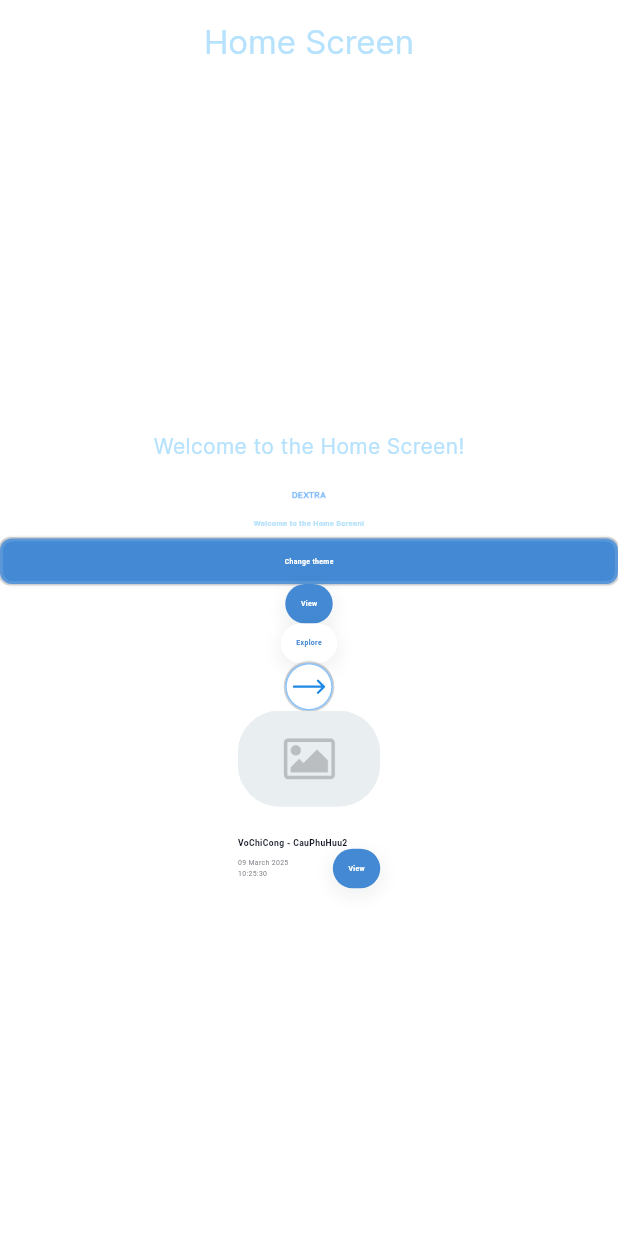
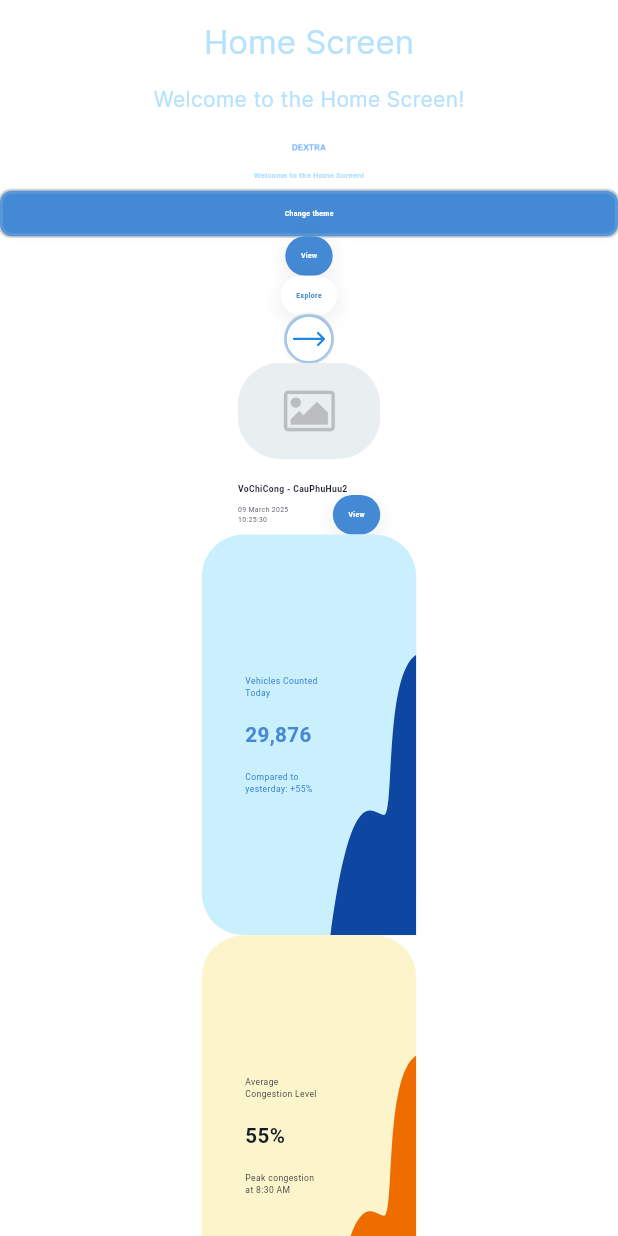
Before and after one commit to TranChinh03/dextra, a Flutter app: the screen it shows after launch, on a phone screen of 412 x 824 dp. Run offline on Flutter 3.47's test engine with Material 3 defaults, Android fonts, the phone set to English and light mode, and no system bars; drawn by our look-alikes of flutter_easyloading; our stand-ins replace dio, easy_localization, equatable, flutter_bloc, flutter_screenutil, flutter_svg and 3 more.

Commit message:
update statistic card + fix previous commit

```diff
--- a/assets/translations/en-US.json
+++ b/assets/translations/en-US.json
@@ -28,6 +28,17 @@
   "Common.reject": "Reject",
   "Common.percent_sign": "%",
   "Common.view": "View",
-  "Common.explore": "Explore"
+  "Common.explore": "Explore",
+  "Common.cam_default_label": "Camera 01",
+  "Common.vehicles_count_label": "Vehicles Counted Today",
+  "Common.avg_congestion_label": "Average Congestion Level",
+  "Common.default_count_value": "29,876",
+  "Common.default_avg_congestion": "55%",
+  "Common.default_compare_yesterda_value": "+55%",
+  "Common.default_peak_congestion_value": "8:30 AM",
+  "Common.peak_congestion_label": "Peak congestion at ",
+  "Common.compare_yesterday_label": "Compared to yesterday: "
+
+
 
 }
--- a/lib/presentation/app/screens/home_screen.dart
+++ b/lib/presentation/app/screens/home_screen.dart
@@ -1,11 +1,12 @@
 import 'package:dextra/di/injectable.dart';
 import 'package:dextra/presentation/app/blocs/theme/app_theme_bloc.dart';
 import 'package:dextra/presentation/assets/assets.dart';
-import 'package:dextra/presentation/modules/commons/widgets/button/camera_img_item.dart';
+import 'package:dextra/presentation/modules/commons/widgets/card/camera_img_item.dart';
 import 'package:dextra/presentation/modules/commons/widgets/button/common_arrow_button.dart';
 import 'package:dextra/presentation/modules/commons/widgets/button/common_button.dart';
 import 'package:dextra/presentation/modules/commons/widgets/button/common_primary_button.dart';
 import 'package:dextra/presentation/modules/commons/widgets/button/common_secondary_button.dart';
+import 'package:dextra/presentation/modules/commons/widgets/card/common_statistic_card.dart';
 import 'package:dextra/presentation/modules/commons/widgets/commonImage/common_image.dart';
 import 'package:dextra/theme/color/app_color.dart';
 import 'package:dextra/theme/font/app_font_size.dart';
@@ -38,6 +39,7 @@ class _HomeScreenState extends State<HomeScreen> {
         backgroundColor: appColor.backgroundApp,
       ),
       body: Center(
+        child: SingleChildScrollView(
           child: Column(
             mainAxisAlignment: MainAxisAlignment.center,
             children: [
@@ -124,8 +126,24 @@ class _HomeScreenState extends State<HomeScreen> {
                   );
                 },
                 overflow: TextOverflow.ellipsis,
-            )
+              ),
+              CommonStatisticCard(
+                label: tr('Common.vehicles_count_label'),
+                value: tr('Common.default_count_value'),
+                info: tr('Common.compare_yesterday_label') +
+                    tr('Common.default_compare_yesterda_value'),
+                textColor: appColor.buttonPrimaryBackground,
+              ),
+              CommonStatisticCard(
+                label: tr('Common.avg_congestion_label'),
+                value: tr('Common.default_avg_congestion'),
+                info: tr('Common.peak_congestion_label') +
+                    tr('Common.default_peak_congestion_value'),
+                background: appColor.cardBackground2,
+                decoration: appColor.cardDecorate2,
+              ),
             ],
+          ),
         ),
       ),
     );
--- a/lib/presentation/modules/commons/widgets/button/camera_img_item.dart
+++ b/lib/presentation/modules/commons/widgets/card/camera_img_item.dart
@@ -33,6 +33,7 @@ class CameraImgItem extends StatelessWidget {
 
   @override
   Widget build(BuildContext context) {
+    final colors = IAppColor.watch(context);
     return SizedBox(
       width: AppSpacing.rem4150.w,
       child: Column(
@@ -47,12 +48,12 @@ class CameraImgItem extends StatelessWidget {
             ),
           ),
           SizedBox(
-            height: AppSpacing.rem250,
+            height: AppSpacing.rem250.h,
           ),
           CommonText(
-            name ?? 'Camera 01',
+            name ?? tr('Common.cam_default_label'),
             style: TextStyle(
-              color: DarkGreyColors().grey950,
+              color: colors.textPrimaryColor,
               fontWeight: AppFontWeight.semiBold,
               fontSize: AppFontSize.xxl,
             ),
@@ -65,7 +66,7 @@ class CameraImgItem extends StatelessWidget {
               CommonText(
                 time ?? 'Time',
                 style: TextStyle(
-                  color: DarkGreyColors().grey500,
+                  color: colors.textSecondaryColor,
                   fontWeight: AppFontWeight.regular,
                   fontSize: AppFontSize.md,
                 ),
--- /dev/null
+++ b/lib/presentation/modules/commons/widgets/card/common_card_clipper.dart
@@ -0,0 +1,37 @@
+import 'package:flutter/material.dart';
+
+class BottomWaveClipper extends CustomClipper<Path> {
+  @override
+  Path getClip(Size size) {
+    Path path = Path();
+
+    path.moveTo(size.width, size.height);
+
+    path.lineTo(size.width, size.height * 0.3);
+
+    path.cubicTo(
+      size.width * 0.85,
+      size.height * 0.35,
+      size.width * 0.9,
+      size.height * 0.7,
+      size.width * 0.85,
+      size.height * 0.7,
+    );
+
+    path.cubicTo(
+      size.width * 0.8,
+      size.height * 0.7,
+      size.width * 0.7,
+      size.height * 0.6,
+      size.width * 0.6,
+      size.height,
+    );
+
+    path.close();
+
+    return path;
+  }
+
+  @override
+  bool shouldReclip(CustomClipper<Path> oldClipper) => false;
+}
--- /dev/null
+++ b/lib/presentation/modules/commons/widgets/card/common_statistic_card.dart
@@ -0,0 +1,103 @@
+import 'package:dextra/presentation/assets/assets.dart';
+import 'package:dextra/presentation/modules/commons/widgets/button/common_primary_button.dart';
+import 'package:dextra/presentation/modules/commons/widgets/card/common_card_clipper.dart';
+import 'package:dextra/presentation/modules/commons/widgets/commonImage/common_image.dart';
+import 'package:dextra/presentation/modules/commons/widgets/text/common_text.dart';
+import 'package:dextra/theme/border/app_border_radius.dart';
+import 'package:dextra/theme/border/app_border_wh.dart';
+import 'package:dextra/theme/color/app_color.dart';
+import 'package:dextra/theme/color/colors_template.dart';
+import 'package:dextra/theme/font/app_font_size.dart';
+import 'package:dextra/theme/font/app_font_weight.dart';
+import 'package:dextra/theme/spacing/app_spacing.dart';
+import 'package:easy_localization/easy_localization.dart';
+import 'package:flutter/material.dart';
+import 'package:flutter_screenutil/flutter_screenutil.dart';
+
+class CommonStatisticCard extends StatelessWidget {
+  final String? label;
+  final String? value;
+  final String? info;
+  final Color? background;
+  final Color? decoration;
+  final Color? textColor;
+  final VoidCallback? onPressed;
+  final int? maxLines;
+  final TextOverflow? overflow;
+
+  const CommonStatisticCard({
+    super.key,
+    this.label,
+    this.value,
+    this.info,
+    this.textColor,
+    this.background,
+    this.decoration,
+    this.onPressed,
+    this.maxLines,
+    this.overflow,
+  });
+
+  @override
+  Widget build(BuildContext context) {
+    final colors = IAppColor.watch(context);
+    return Container(
+      width: AppSpacing.rem6250.w,
+      height: AppSpacing.rem4150.h,
+      decoration: BoxDecoration(
+          borderRadius: BorderRadius.circular(AppBorderRadius.spacing3xl),
+          color: background ?? colors.cardBackground),
+      child: Stack(
+        children: [
+          Positioned(
+            right: 0,
+            bottom: 0,
+            child: ClipPath(
+              clipper: BottomWaveClipper(),
+              child: Container(
+                height: AppSpacing.rem4150.h,
+                width: AppSpacing.rem6250.w,
+                color: decoration ?? colors.cardDecorate,
+              ),
+            ),
+          ),
+          SizedBox(
+            width: AppSpacing.rem6250.w * 0.75,
+            child: Padding(
+              padding: EdgeInsets.all(AppSpacing.rem450.h),
+              child: Column(
+                crossAxisAlignment: CrossAxisAlignment.start,
+                mainAxisAlignment: MainAxisAlignment.center,
+                children: [
+                  CommonText(
+                    label ?? '',
+                    style: TextStyle(
+                        fontSize: AppFontSize.xxl,
+                        color: textColor ?? colors.textPrimaryColor),
+                  ),
+                  SizedBox(height: AppSpacing.rem175),
+                  CommonText(
+                    value ?? '',
+                    style: TextStyle(
+                        fontSize: AppFontSize.lg,
+                        fontWeight: AppFontWeight.bold,
+                        color: textColor ?? colors.textPrimaryColor),
+                  ),
+                  SizedBox(height: AppSpacing.rem175),
+                  CommonText(
+                    maxLines: 2,
+                    overFlow: TextOverflow.ellipsis,
+                    info ?? '',
+                    style: TextStyle(
+                        fontSize: AppFontSize.xxl,
+                        color: textColor ?? colors.textPrimaryColor),
+                  ),
+                ],
+              ),
+            ),
+          )
+        ],
+      ),
+    );
+  }
+}
--- a/lib/theme/color/app_color.dart
+++ b/lib/theme/color/app_color.dart
@@ -24,13 +24,18 @@ abstract class IAppColor {
   Color get borderSubtle;
   Color get borderDisabledSubtle;
 
-   // Shadow color
+  // Shadow color
   Color get shadowXs;
+
+  //card
+  Color get cardBackground;
+  Color get cardDecorate;
+  Color get cardBackground2;
+  Color get cardDecorate2;
 
   //
   Color get exampleColor;
 
-
   static IAppColor watch(BuildContext context) =>
       context.watch<AppThemeBloc>().state.appColor;
 }
--- a/lib/theme/color/app_dark_color.dart
+++ b/lib/theme/color/app_dark_color.dart
@@ -48,4 +48,12 @@ class AppDarkColor implements IAppColor {
 
   @override
   Color get exampleColor => DextraAppColor.goldenrod.goldenrod300;
+  @override
+  Color get cardBackground => DextraAppColor.primary.brand50;
+  @override
+  Color get cardDecorate => DextraAppColor.primary.brand800;
+  @override
+  Color get cardBackground2 => DextraAppColor.primary.brand50;
+  @override
+  Color get cardDecorate2 => DextraAppColor.primary.brand800;
 }
--- a/lib/theme/color/app_light_color.dart
+++ b/lib/theme/color/app_light_color.dart
@@ -48,4 +48,12 @@ class AppLightColor implements IAppColor {
 
   @override
   Color get exampleColor => DextraAppColor.primary.brand100;
+  @override
+  Color get cardBackground => DextraAppColor.primary.brand50;
+  @override
+  Color get cardDecorate => DextraAppColor.primary.brand800;
+  @override
+  Color get cardBackground2 => DextraAppColor.accentColors.accent50;
+  @override
+  Color get cardDecorate2 => DextraAppColor.accentColors.accent600;
 }
--- a/lib/theme/color/colors_template.dart
+++ b/lib/theme/color/colors_template.dart
@@ -35,6 +35,19 @@ class PrimaryColors {
   final Color brand600 = const Color(0xFF4389D3); // Tufts Blue
   final Color brand700 = const Color(0xFF2868BA); // True Blue
   final Color brand800 = const Color(0xFF0D47A1); // Cobalt Blue
+}
+
+class AccentColors {
+  final Color accent25 = const Color(0xFFFFF3D4); // Light Yellow
+  final Color accent50 = const Color(0xFFFCF5CC); // Pale Goldenrod
+  final Color accent100 = const Color(0xFFFFC533); // Mustard Yellow
+  final Color accent200 = const Color(0xFFFFB121); // Orange Yellow
+  final Color accent300 = const Color(0xFFFF9F00); // Vivid Orange
+  final Color accent400 = const Color(0xFFFB8C00); // Darker Orange
+  final Color accent500 = const Color(0xFFF57C00); // Deep Orange
+  final Color accent600 = const Color(0xFFEF6C00); // Strong Orange
+  final Color accent700 = const Color(0xFFE65100); // Burnt Orange
+  final Color accent800 = const Color(0xFFBF360C); // Deep Amber
 }
 
 class ModernGreyColors {
@@ -261,6 +274,7 @@ class Divider {
 
 class DextraAppColor {
   static PrimaryColors primary = PrimaryColors();
+  static AccentColors accentColors = AccentColors();
   static ModernGreyColors modernGrey = ModernGreyColors();
   static DarkGreyColors darkGrey = DarkGreyColors();
   static ErrorColors error = ErrorColors();
--- a/lib/theme/spacing/app_spacing.dart
+++ b/lib/theme/spacing/app_spacing.dart
@@ -25,7 +25,10 @@ class AppSpacing {
   static const double rem1200 = _spacingFactor * 48;
   static const double rem1400 = _spacingFactor * 56;
   static const double rem1600 = _spacingFactor * 64;
+  static const double rem1925 = _spacingFactor * 77;
   static const double rem2350 = _spacingFactor * 94;
+  static const double rem2775 = _spacingFactor * 111;
   static const double rem3375 = _spacingFactor * 135;
   static const double rem4150 = _spacingFactor * 166;
+  static const double rem6250 = _spacingFactor * 250;
 }
```
Lines whose indentation alone changed are shown as unchanged.
